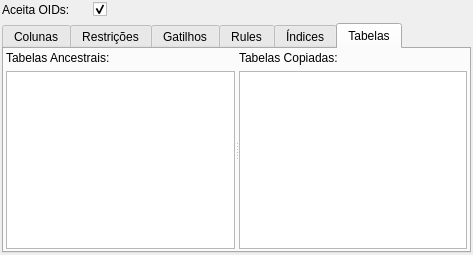
pgmodeler/pgmodeler, file libpgmodeler_ui/ui/tabelawidget.ui: the form before one commit.
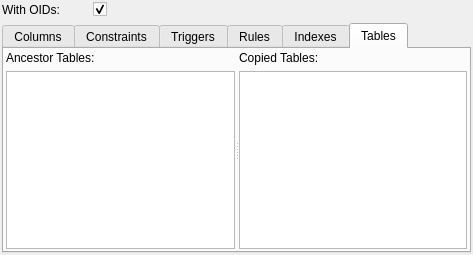
The form after the commit. The open tabs and pages were chosen to show the change.

What changed in the file:
```diff
--- a/libpgmodeler_ui/ui/tabelawidget.ui
+++ b/libpgmodeler_ui/ui/tabelawidget.ui
@@ -41,7 +41,7 @@
       </size>
      </property>
      <property name="text">
-      <string>Aceita OIDs:</string>
+      <string>With OIDs:</string>
      </property>
     </widget>
    </item>
@@ -62,17 +62,17 @@
      </property>
      <widget class="QWidget" name="tab">
       <attribute name="title">
-       <string>Colunas</string>
+       <string>Columns</string>
       </attribute>
      </widget>
      <widget class="QWidget" name="tab_4">
       <attribute name="title">
-       <string>Restrições</string>
+       <string>Constraints</string>
       </attribute>
      </widget>
      <widget class="QWidget" name="tab_5">
       <attribute name="title">
-       <string>Gatilhos</string>
+       <string>Triggers</string>
       </attribute>
      </widget>
      <widget class="QWidget" name="tab_6">
@@ -82,12 +82,12 @@
      </widget>
      <widget class="QWidget" name="tab_3">
       <attribute name="title">
-       <string>Índices</string>
+       <string>Indexes</string>
       </attribute>
      </widget>
      <widget class="QWidget" name="tab_2">
       <attribute name="title">
-       <string>Tabelas</string>
+       <string>Tables</string>
       </attribute>
       <layout class="QGridLayout" name="gridLayout">
        <property name="margin">
@@ -103,7 +103,7 @@
            <item>
             <widget class="QLabel" name="label">
              <property name="text">
-              <string>Tabelas Ancestrais:</string>
+              <string>Ancestor Tables:</string>
              </property>
             </widget>
            </item>
@@ -136,7 +136,7 @@
            <item>
             <widget class="QLabel" name="label_2">
              <property name="text">
-              <string>Tabelas Copiadas:</string>
+              <string>Copied Tables:</string>
              </property>
             </widget>
            </item>
```
